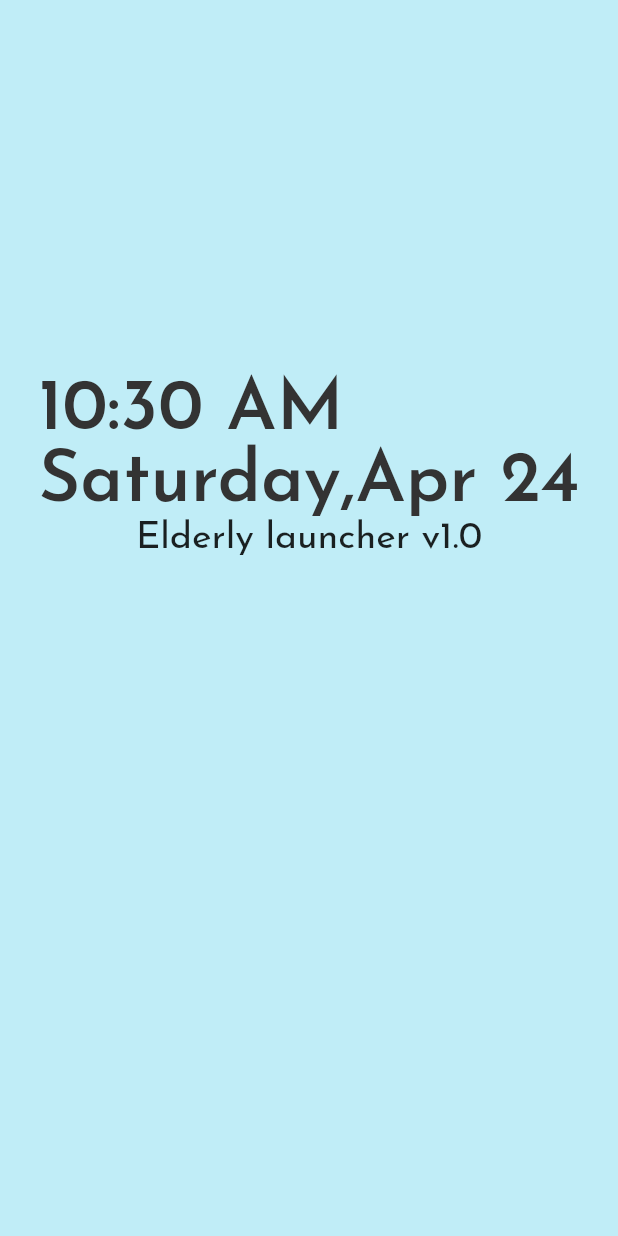
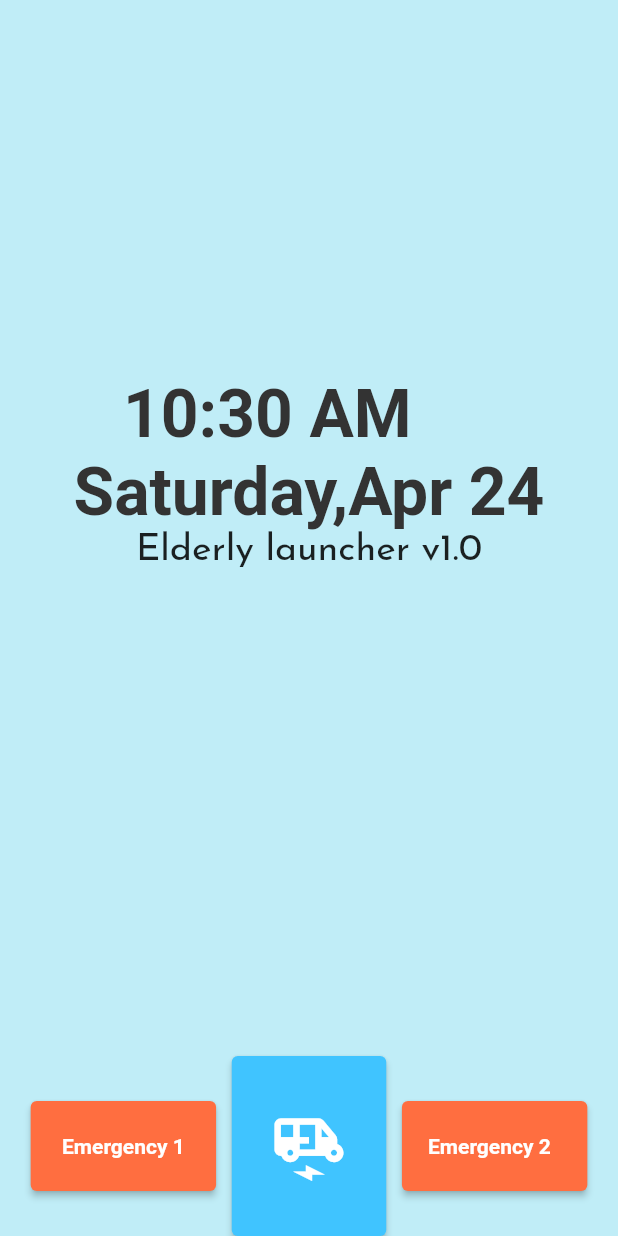
Before and after one commit to GouthamSurendran/Elderly-Launcher, a Flutter app: the screen it shows after launch, on a phone screen of 412 x 824 dp. Run offline on Flutter 3.47's test engine with Material 2 defaults, Android fonts, the phone set to English and light mode, and no system bars; our stand-ins replace contacts_service, google_fonts, permission_handler, shared_preferences, sqflite; missing offline and left inert: device_apps, flutter_phone_direct_caller, torch_compat; accounts and stored records are empty.

Commit message:
Homescreen flashlight and Emergency contacts

```diff
--- a/lib/main.dart
+++ b/lib/main.dart
@@ -16,7 +16,7 @@ class MyApp extends StatelessWidget {
       title: 'Elderly',
       theme: ThemeData(
         primaryColor: PrimaryColor,
-        textTheme: GoogleFonts.josefinSansTextTheme(
+        textTheme: GoogleFonts.aBeeZeeTextTheme(
           Theme.of(context).textTheme,
         ),
         //primarySwatch: Colors.blue,
--- /dev/null
+++ b/lib/screens/homeScreen.dart
@@ -0,0 +1,192 @@
+import 'package:flutter/material.dart';
+import 'package:intl/intl.dart';
+import 'dart:async';
+import 'package:google_fonts/google_fonts.dart';
+import 'package:torch_compat/torch_compat.dart';
+import 'package:shared_preferences/shared_preferences.dart';
+import 'package:flutter_phone_direct_caller/flutter_phone_direct_caller.dart';
+
+class HomeScreen extends StatefulWidget {
+  @override
+  _HomeScreenState createState() => _HomeScreenState();
+}
+
+class _HomeScreenState extends State<HomeScreen> {
+  String _timeString;
+  bool isLightOn;
+  final numberController = TextEditingController();
+  final numberController2 = TextEditingController();
+  String num_1 = "";
+  String num_2 = "";
+
+  @override
+  void initState() {
+    super.initState();
+    getNums();
+    _getTime();
+    Timer.periodic(Duration(seconds: 10), (Timer t) => _getTime());
+  }
+
+  void _getTime() {
+    final String formattedDateTime =
+        DateFormat('   h:mm a\nEEEE,MMM d').format(DateTime.now()).toString();
+    if (mounted) {
+      setState(() {
+        _timeString = formattedDateTime;
+      });
+    }
+  }
+
+  void getNums() async {
+    num_1 = await getNumFromSharedPreferences(1);
+    num_2 = await getNumFromSharedPreferences(2);
+    numberController..text = num_1;
+    numberController2..text = num_2;
+    setState(() {});
+  }
+
+  Future<String> getNumFromSharedPreferences(int id) async {
+    final prefs = await SharedPreferences.getInstance();
+    final number = prefs.getString('num_$id');
+    return number;
+  }
+
+  Future<void> setNum(dynamic value, int id) async {
+    final prefs = await SharedPreferences.getInstance();
+    await prefs.setString('num_$id', value);
+  }
+
+  Future<void> showEditDialog(int id) {
+    return showDialog(
+        context: context,
+        builder: (context) {
+          return AlertDialog(
+            content: Container(
+              height: 100,
+              child: Column(
+                mainAxisAlignment: MainAxisAlignment.spaceAround,
+                children: [
+                  TextField(
+                    controller: id==1?numberController:numberController2,
+                    decoration:
+                        InputDecoration(hintText: "Enter Emergency number $id"),
+                  ),
+                  ElevatedButton(
+                    onPressed: () {
+                      dynamic number = id == 1 ? numberController.text : numberController2.text;
+                      setNum(number, id).then((value) {
+                        getNums();
+                      });
+                      Navigator.pop(context);
+                    },
+                    child: Text("Set Emergency Contact $id"),
+                  )
+                ],
+              ),
+            ),
+          );
+        });
+  }
+
+  Widget build(BuildContext context) {
+    return Padding(
+      padding: const EdgeInsets.only(top: 250, left: 10, right: 10),
+      child: Column(
+        mainAxisAlignment: MainAxisAlignment.spaceBetween,
+        children: [
+          Column(
+            children: [
+              Container(
+                child: Center(
+                  child: Text(_timeString,
+                      style: GoogleFonts.aBeeZee(
+                          fontSize: 44,
+                          color: Color(0xff333333),
+                          fontWeight: FontWeight.w600)),
+                ),
+              ),
+              Container(
+                  child: Text('Elderly launcher v1.0',
+                      style: GoogleFonts.josefinSans(
+                          fontSize: 25, color: Colors.black87))),
+            ],
+          ),
+          Row(
+            mainAxisAlignment: MainAxisAlignment.spaceEvenly,
+            children: [
+              Container(
+                height: 60,
+                width: MediaQuery.of(context).size.width * 0.3,
+                child: ElevatedButton(
+                  onPressed: () async{
+                    await FlutterPhoneDirectCaller.callNumber(num_1);
+                  },
+                  onLongPress: () {
+                    showEditDialog(1);
+                  },
+                  child: Text(
+                    "Emergency 1",
+                    style: TextStyle(
+                        color: Colors.white,
+                        fontWeight: FontWeight.bold,
+                        fontSize: 14),
+                  ),
+                  style: ButtonStyle(
+                      backgroundColor: MaterialStateProperty.all<Color>(
+                          Colors.deepOrangeAccent)),
+                ),
+              ),
+              Container(
+                height: 120,
+                width: MediaQuery.of(context).size.width * 0.25,
+                child: ElevatedButton(
+                  onPressed: () {
+                    isLightOn = isLightOn == true ? false : true;
+                    isLightOn == true
+                        ? TorchCompat.turnOn()
+                        : TorchCompat.turnOff();
+                    setState(() {});
+                  },
+                  child: Icon(
+                    isLightOn == true
+                        ? IconData(62037, fontFamily: 'MaterialIcons')
+                        : IconData(57894, fontFamily: 'MaterialIcons'),
+                    size: 50,
+                    color:
+                        isLightOn == true ? Colors.yellowAccent : Colors.white,
+                  ),
+                  style: ButtonStyle(
+                      backgroundColor: MaterialStateProperty.all<Color>(
+                          Colors.lightBlueAccent)),
+                ),
+              ),
+              Container(
+                height: 60,
+                width: MediaQuery.of(context).size.width * 0.3,
+                child: ElevatedButton(
+                  onPressed: () async{
+                    await FlutterPhoneDirectCaller.callNumber(num_2);
+                  },
+                  onLongPress: () {
+                    showEditDialog(2);
+                  },
+                  child: Text(
+                    "Emergency 2  ",
+                    style: TextStyle(
+                        color: Colors.white,
+                        fontWeight: FontWeight.bold,
+                        fontSize: 14),
+                  ),
+                  style: ButtonStyle(
+                    backgroundColor: MaterialStateProperty.all<Color>(
+                        Colors.deepOrangeAccent),
+                  ),
+                ),
+              ),
+            ],
+          )
+        ],
+      ),
+    );
+  }
+}
--- a/lib/screens/pageView.dart
+++ b/lib/screens/pageView.dart
@@ -2,9 +2,9 @@ import 'package:flutter/cupertino.dart';
 import 'package:flutter/material.dart';
 import 'package:senior_launcher/screens/appScreen.dart';
 import 'package:senior_launcher/screens/contacts.dart';
+import 'package:senior_launcher/screens/homeScreen.dart';
 import 'package:senior_launcher/screens/medsRem.dart';
 import 'package:senior_launcher/screens/newsFeed.dart';
-import 'package:senior_launcher/widgets.dart';
 
 class Pview extends StatefulWidget {
   @override
@@ -29,7 +29,7 @@ class _PviewState extends State<Pview> {
           controller: _controller,
           children: <Widget>[
             NewsFeed(),
-            TimeWidget(),
+            HomeScreen(),
             AppScreen(),
             ContactsPage(),
             MedsRem()
--- a/lib/widgets.dart
+++ b/lib/widgets.dart
@@ -1,7 +1,4 @@
 import 'package:flutter/material.dart';
-import 'package:intl/intl.dart';
-import 'dart:async';
-import 'package:google_fonts/google_fonts.dart';
 import 'package:senior_launcher/databaseHelper.dart';
 import 'package:senior_launcher/screens/moreInfo.dart';
 import 'package:senior_launcher/models/app.dart';
@@ -34,54 +31,6 @@ class CardWidget extends StatelessWidget {
             height: 10,
           ),
           Text(isDone == 1 ? "Done" : "Not Taken")
-        ],
-      ),
-    );
-  }
-}
-
-class TimeWidget extends StatefulWidget {
-  @override
-  _TimeWidgetState createState() => _TimeWidgetState();
-}
-
-class _TimeWidgetState extends State<TimeWidget> {
-  String _timeString;
-  @override
-  void initState() {
-    super.initState();
-    _getTime();
-    Timer.periodic(Duration(seconds: 10), (Timer t) => _getTime());
-  }
-
-  void _getTime() {
-    final String formattedDateTime =
-        DateFormat('h:mm a\nEEEE,MMM d').format(DateTime.now()).toString();
-    if(mounted) {
-      setState(() {
-        _timeString = formattedDateTime;
-      });
-    }
-  }
-
-  Widget build(BuildContext context) {
-    return Padding(
-      padding: const EdgeInsets.only(top: 250,left: 10,right: 10),
-      child: Column(
-        children: [
-          Container(
-            child: Center(
-              child: Text(_timeString,
-                  style: GoogleFonts.josefinSans(
-                      fontSize: 48,
-                      color: Color(0xff333333),
-                      fontWeight: FontWeight.w600)),
-            ),
-          ),
-          Container(
-              child: Text('Elderly launcher v1.0',
-                  style: GoogleFonts.josefinSans(
-                      fontSize: 25, color: Colors.black87)))
         ],
       ),
     );
@@ -131,7 +80,7 @@ class NewsItem extends StatelessWidget {
                             width: 190,
                             child: heading == "No Internet Access"?Center(
                               child: Text(heading),
-                            ):Text(heading.length<=120?heading:"${heading.substring(0,120)}...",style: TextStyle(fontWeight: FontWeight.bold),),
+                            ):Text(heading.length<=120?heading:"${heading.substring(0,120)}...",style: TextStyle(fontWeight: FontWeight.bold,fontSize: 13 ),),
                           ),
                           SizedBox(
                             height: 16,
--- a/pubspec.yaml
+++ b/pubspec.yaml
@@ -31,6 +31,7 @@ dependencies:
   http: ^0.13.0
   flutter_phone_direct_caller: ^2.0.0
   shared_preferences: ^2.0.5
+  torch_compat: ^1.0.2
 
   flutter:
     sdk: flutter
```
Also changed, not shown: lib/screens/contacts.dart (+6 -6 lines), pubspec.lock.
